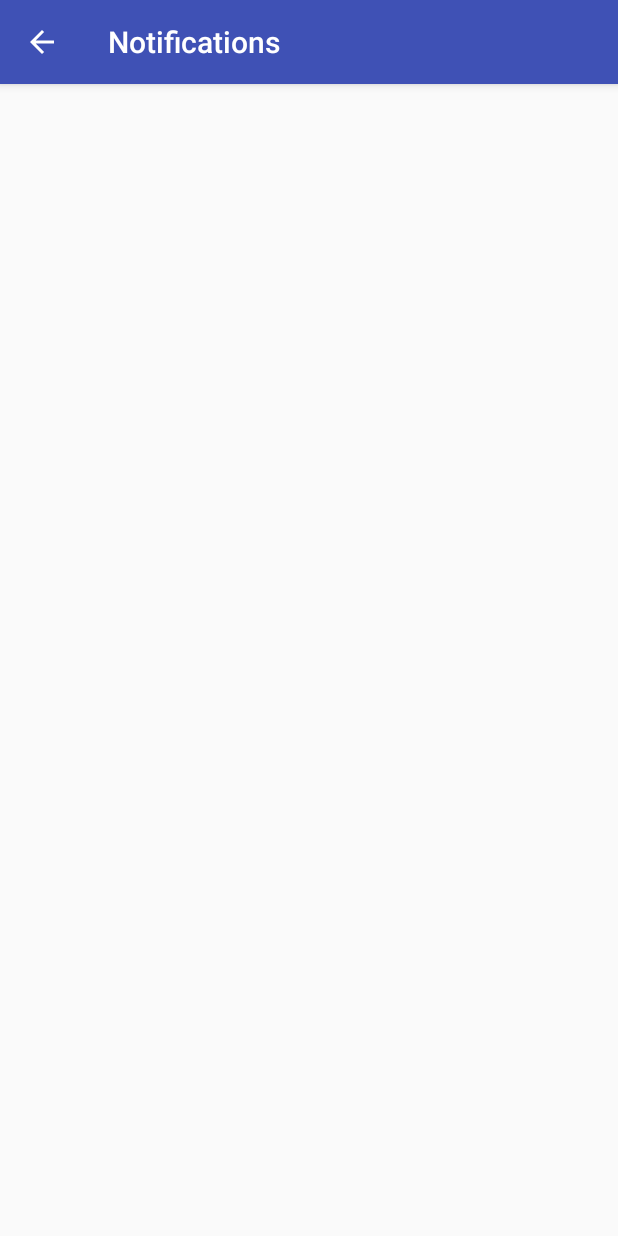
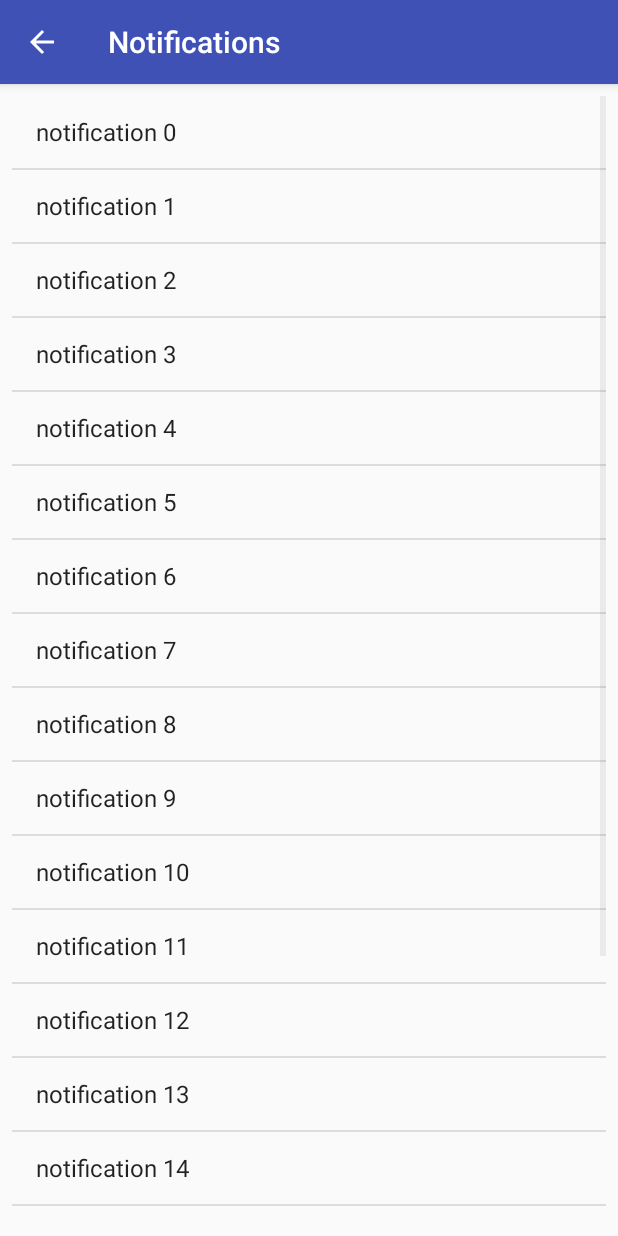
Before and after one commit to dturant/MeetApp, an Android app: the Notifications screen opened directly, with no data from a screen before it, on a phone screen of 412 x 824 dp. Run offline under Robolectric (Android 15) with nearby library versions, the phone set to English and light mode, and no system bars.

Commit message:
notification activity list view

```diff
--- a/app/src/main/java/com/example/dagna/meetapp/Notifications.java
+++ b/app/src/main/java/com/example/dagna/meetapp/Notifications.java
@@ -6,8 +6,18 @@ import android.support.design.widget.Snackbar;
 import android.support.v7.app.AppCompatActivity;
 import android.support.v7.widget.Toolbar;
 import android.view.View;
+import android.widget.ArrayAdapter;
+import android.widget.ListView;
+
+import java.util.ArrayList;
 
 public class Notifications extends AppCompatActivity {
+
+    //LIST OF ARRAY STRINGS WHICH WILL SERVE AS LIST ITEMS
+    ArrayList<String> listItems=new ArrayList<String>();
+
+    //DEFINING A STRING ADAPTER WHICH WILL HANDLE THE DATA OF THE LISTVIEW
+    ArrayAdapter<String> adapter;
 
     @Override
     protected void onCreate(Bundle savedInstanceState) {
@@ -17,6 +27,19 @@ public class Notifications extends AppCompatActivity {
         setSupportActionBar(toolbar);
 
         getSupportActionBar().setDisplayHomeAsUpEnabled(true);
+
+        ListView list = (ListView) findViewById(R.id.notifications_list);
+
+
+        for (int i=0; i<20; i++){
+            listItems.add("notification " + String.valueOf(i));
+        }
+
+        adapter=new ArrayAdapter<String>(this,
+                android.R.layout.simple_list_item_1,
+                listItems);
+
+        list.setAdapter(adapter);
     }
 
 }
--- a/app/src/main/res/layout/content_notifications.xml
+++ b/app/src/main/res/layout/content_notifications.xml
@@ -8,4 +8,18 @@
     tools:context="com.example.dagna.meetapp.Notifications"
     tools:showIn="@layout/activity_notifications">
 
+    <ListView
+        android:id="@+id/notifications_list"
+        android:layout_width="match_parent"
+        android:layout_height="match_parent"
+        app:layout_constraintTop_toTopOf="parent"
+        android:layout_marginTop="8dp"
+        android:layout_marginLeft="8dp"
+        app:layout_constraintLeft_toLeftOf="parent"
+        android:layout_marginRight="8dp"
+        app:layout_constraintRight_toRightOf="parent"
+        app:layout_constraintBottom_toBottomOf="parent"
+        android:layout_marginBottom="8dp" />
+
+
 </android.support.constraint.ConstraintLayout>
```
